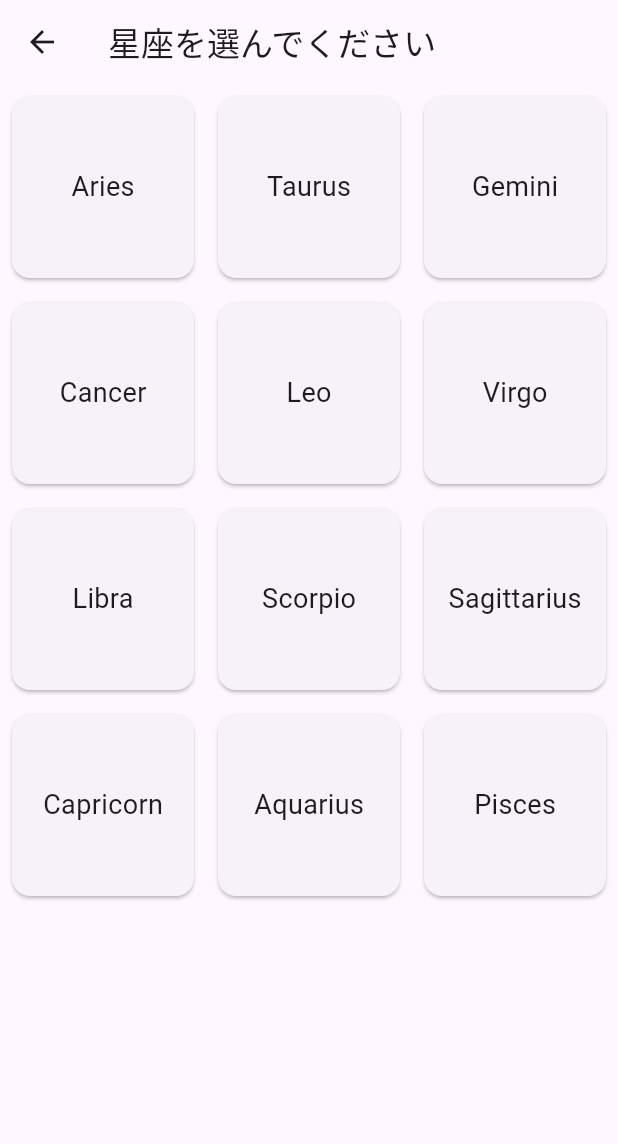
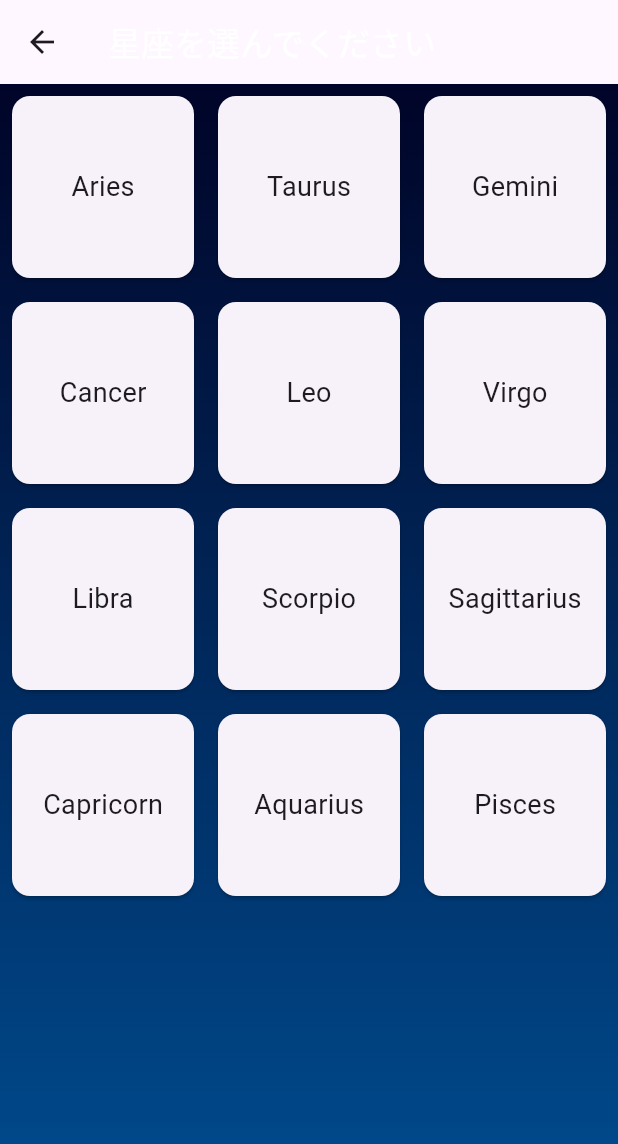
Before and after one commit to hatakeyamar186/horoscope_app, a Flutter app: the HoroscopeScreen screen opened by its route, on a phone screen of 412 x 824 dp. Shown: the top 1144 px of the screen. Run offline on Flutter 3.47's test engine with Material 3 defaults, Android fonts, the phone set to English and light mode, and no system bars.

Commit message:
背景ウィジェットを作成

```diff
--- a/lib/screens/horoscope_screen.dart
+++ b/lib/screens/horoscope_screen.dart
@@ -7,9 +7,25 @@ class HoroscopeScreen extends StatelessWidget {
   Widget build(BuildContext context) {
     return Scaffold(
       appBar: AppBar(
-        title: const Text('星座を選んでください'),
+        title: const Text(
+          '星座を選んでください',
+          style: TextStyle(
+            color: Colors.white,
           ),
-      body: GridView.count(
+        ),
+      ),
+      body: Container(
+        decoration: const BoxDecoration(
+          gradient: LinearGradient(
+            begin: Alignment.topCenter,
+            end: Alignment.bottomCenter,
+            colors: [
+              Color(0xFF000428), // 深い青
+              Color(0xFF004e92), // 明るい青
+            ],
+          ),
+        ),
+        child: GridView.count(
           crossAxisCount: 3,
           children: List.generate(12, (index) {
             final signs = [
@@ -42,6 +58,7 @@ class HoroscopeScreen extends StatelessWidget {
             );
           }),
         ),
+      ),
     );
   }
 }
```
Also changed, not shown: lib/widgets/star_backgroud.dart (added, +57 -0 lines). Lines whose indentation alone changed are shown as unchanged.
